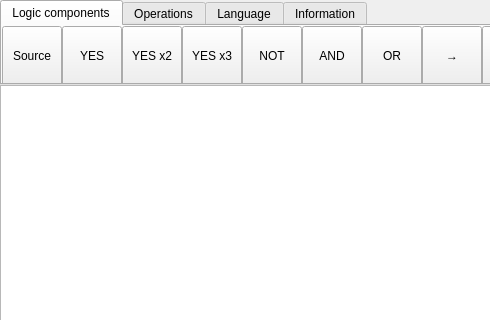
This is src/WindowMain.ui in oleynikov/Electronic-Sandbox as Qt 5 draws it before an edit; both pictures show x 0 to 490 and y 0 to 320 of the 711 by 480 pixel window. The edited form follows.
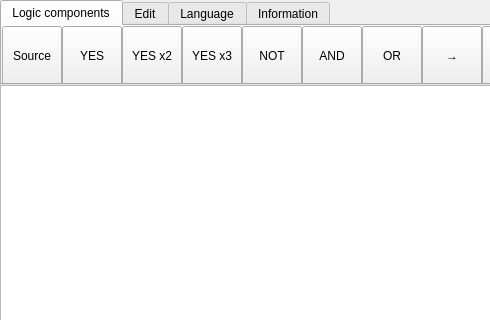
This is the edited form.

Patch:
```diff
--- a/src/WindowMain.ui
+++ b/src/WindowMain.ui
@@ -328,7 +328,7 @@
      </widget>
      <widget class="QWidget" name="TabOperations">
       <attribute name="title">
-       <string>Operations</string>
+       <string>Edit</string>
       </attribute>
       <widget class="QPushButton" name="OperationClearAll">
        <property name="geometry">
```
Left out of the diff: 8 changed lines with no effect on the pictures.
